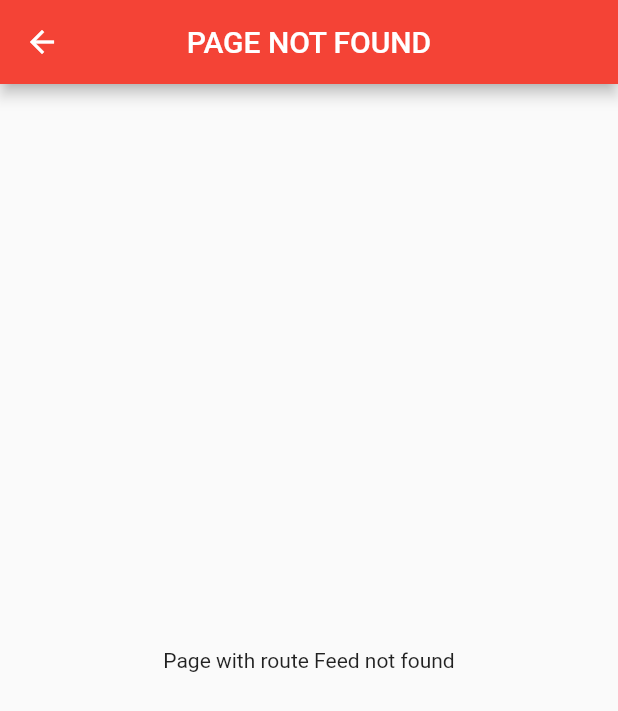
After one commit to maximcore/fire_chat, a Flutter app: the NotFoundPage screen opened by its route, on a phone screen of 412 x 824 dp. The commit adds this screen. Shown: the top 711 px of the screen. Run offline on Flutter 3.47's test engine with Material 2 defaults, Android fonts, the phone set to English and light mode, and no system bars.

Commit message:
Change navigation type to dynamic

```diff
--- a/lib/main.dart
+++ b/lib/main.dart
@@ -1,4 +1,4 @@
-import 'package:fire_chat/routing/defined_routes_export.dart';
+import 'package:fire_chat/routing/router.dart';
 import 'package:fire_chat/routing/routes.dart';
 import 'package:fire_chat/theme.dart';
 import 'package:flutter/material.dart';
@@ -15,14 +15,8 @@ class MyApp extends StatelessWidget {
     return MaterialApp(
       title: 'Fire Chat',
       theme: customAppTheme(),
+      onGenerateRoute: AppRouter.generateRoute,
       initialRoute: AppRoutes.loginPageRoute,
-      routes: {
-        AppRoutes.chatPageRoute: (context) => const ChatPage(),
-        AppRoutes.homePageRoute: (context) => const HomePage(),
-        AppRoutes.loginPageRoute: (context) => LoginPage(),
-        AppRoutes.postDetailsPageRoute: (context) => const PostDetailsPage(),
-        AppRoutes.profilePageRoute: (context) => const ProfilePage(),
-      },
       debugShowCheckedModeBanner: false,
     );
   }
--- /dev/null
+++ b/lib/pages/not_found_page.dart
@@ -0,0 +1,21 @@
+import 'package:fire_chat/string_constants.dart';
+import 'package:flutter/material.dart';
+
+class NotFoundPage extends StatelessWidget {
+  const NotFoundPage({Key? key, required this.pageName}) : super(key: key);
+
+  final String pageName;
+
+  @override
+  Widget build(BuildContext context) {
+    return Scaffold(
+      appBar: AppBar(
+        title: const Text(AppLocalization.notFoundPageTitle),
+        centerTitle: true,
+      ),
+      body: Center(
+        child: Text('Page with route $pageName not found'),
+      ),
+    );
+  }
+}
--- a/lib/routing/defined_routes_export.dart
+++ b/lib/routing/defined_routes_export.dart
@@ -3,5 +3,6 @@ export 'package:fire_chat/pages/chats_page.dart';
 export 'package:fire_chat/pages/feed_page.dart';
 export 'package:fire_chat/pages/home_page.dart';
 export 'package:fire_chat/pages/login_page.dart';
+export 'package:fire_chat/pages/not_found_page.dart';
 export 'package:fire_chat/pages/post_details_page.dart';
 export 'package:fire_chat/pages/profile_page.dart';
--- /dev/null
+++ b/lib/routing/router.dart
@@ -0,0 +1,26 @@
+import 'package:fire_chat/routing/defined_routes_export.dart';
+import 'package:fire_chat/routing/routes.dart';
+import 'package:flutter/material.dart';
+
+class AppRouter {
+  static Route<dynamic> generateRoute(RouteSettings settings) {
+    switch (settings.name) {
+      case AppRoutes.loginPageRoute:
+        return MaterialPageRoute<void>(builder: (_) => LoginPage());
+      case AppRoutes.homePageRoute:
+        return MaterialPageRoute<void>(builder: (_) => const HomePage());
+      case AppRoutes.chatPageRoute:
+        return MaterialPageRoute<void>(builder: (_) => const ChatPage());
+      case AppRoutes.postDetailsPageRoute:
+        return MaterialPageRoute<void>(builder: (_) => const PostDetailsPage());
+      case AppRoutes.profilePageRoute:
+        return MaterialPageRoute<void>(builder: (_) => const ProfilePage());
+      default:
+        return MaterialPageRoute<void>(
+          builder: (_) => NotFoundPage(
+            pageName: settings.name ?? '',
+          ),
+        );
+    }
+  }
+}
--- a/lib/routing/routes.dart
+++ b/lib/routing/routes.dart
@@ -1,9 +1,7 @@
 class AppRoutes {
   static const loginPageRoute = '/';
   static const profilePageRoute = '/profile';
-  //static const feedPageRoute = '/feed';
-  static const homePageRoute = 'home';
+  static const homePageRoute = '/home';
   static const postDetailsPageRoute = '/post_details';
-  //static const chatsPageRoute = 'chats';
-  static const chatPageRoute = 'chat';
+  static const chatPageRoute = '/chat';
 }
--- a/lib/string_constants.dart
+++ b/lib/string_constants.dart
@@ -4,6 +4,7 @@ class AppLocalization {
   static const String chatsPageTitle = 'CHATS';
   static const String feedPageTitle = 'FEED';
   static const String loginPageTitle = 'USER LOGIN';
+  static const String notFoundPageTitle = 'PAGE NOT FOUND';
   static const String postDetailsPageTitle = 'COMMENTS';
   static const String profilePageTitle = 'PROFILE';
 
```
